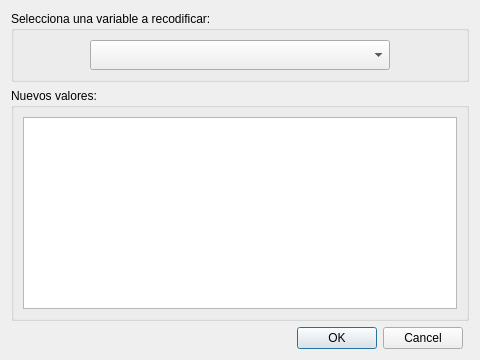
yerayrm/ULLRToolbox-Gui, file forms/recodificar.ui: the form before one commit.
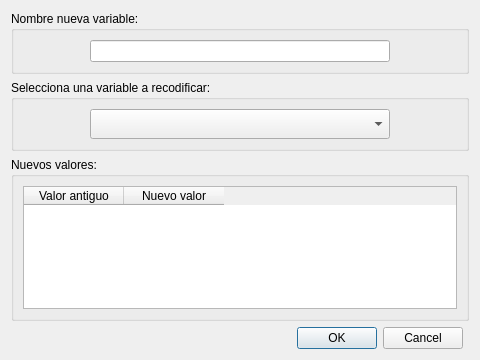
The form after the commit.

Commit message: Recodificar y tipificar

```diff
--- a/forms/recodificar.ui
+++ b/forms/recodificar.ui
@@ -10,6 +10,12 @@
     <height>360</height>
    </rect>
   </property>
+  <property name="sizePolicy">
+   <sizepolicy hsizetype="Preferred" vsizetype="Maximum">
+    <horstretch>0</horstretch>
+    <verstretch>0</verstretch>
+   </sizepolicy>
+  </property>
   <property name="windowTitle">
    <string>Dialog</string>
   </property>
@@ -28,6 +34,12 @@
     <layout class="QGridLayout" name="gridLayout">
      <item row="5" column="0">
       <widget class="QGroupBox" name="groupBox_2">
+       <property name="sizePolicy">
+        <sizepolicy hsizetype="Preferred" vsizetype="Maximum">
+         <horstretch>0</horstretch>
+         <verstretch>0</verstretch>
+        </sizepolicy>
+       </property>
        <property name="title">
         <string>Selecciona una variable a recodificar:</string>
        </property>
@@ -73,12 +85,80 @@
      </item>
      <item row="6" column="0">
       <widget class="QGroupBox" name="groupBox_3">
+       <property name="sizePolicy">
+        <sizepolicy hsizetype="Preferred" vsizetype="Maximum">
+         <horstretch>0</horstretch>
+         <verstretch>0</verstretch>
+        </sizepolicy>
+       </property>
        <property name="title">
         <string>Nuevos valores:</string>
        </property>
        <layout class="QGridLayout" name="gridLayout_5">
         <item row="0" column="0" colspan="2">
-         <widget class="QTableWidget" name="nivel_table"/>
+         <widget class="QTableWidget" name="nivel_table">
+          <column>
+           <property name="text">
+            <string>Valor antiguo</string>
+           </property>
+          </column>
+          <column>
+           <property name="text">
+            <string>Nuevo valor</string>
+           </property>
+          </column>
+         </widget>
+        </item>
+       </layout>
+      </widget>
+     </item>
+     <item row="0" column="0">
+      <widget class="QGroupBox" name="groupBox">
+       <property name="sizePolicy">
+        <sizepolicy hsizetype="Preferred" vsizetype="Maximum">
+         <horstretch>0</horstretch>
+         <verstretch>0</verstretch>
+        </sizepolicy>
+       </property>
+       <property name="title">
+        <string>Nombre nueva variable:</string>
+       </property>
+       <layout class="QGridLayout" name="gridLayout_3">
+        <item row="0" column="1">
+         <widget class="QLineEdit" name="le_nueva_variable">
+          <property name="minimumSize">
+           <size>
+            <width>300</width>
+            <height>0</height>
+           </size>
+          </property>
+         </widget>
+        </item>
+        <item row="0" column="0">
+         <spacer name="horizontalSpacer">
+          <property name="orientation">
+           <enum>Qt::Horizontal</enum>
+          </property>
+          <property name="sizeHint" stdset="0">
+           <size>
+            <width>40</width>
+            <height>20</height>
+           </size>
+          </property>
+         </spacer>
+        </item>
+        <item row="0" column="2">
+         <spacer name="horizontalSpacer_2">
+          <property name="orientation">
+           <enum>Qt::Horizontal</enum>
+          </property>
+          <property name="sizeHint" stdset="0">
+           <size>
+            <width>40</width>
+            <height>20</height>
+           </size>
+          </property>
+         </spacer>
         </item>
        </layout>
       </widget>
```
Left out of the diff: 2 changed lines with no effect on the pictures. The commit also changes 6 other files.
